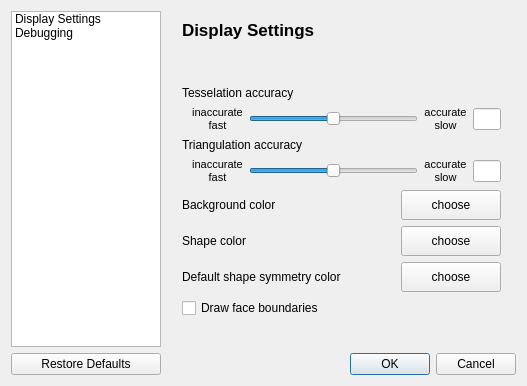
The window that TIGLViewer/src/TIGLViewerSettingsDialog.ui (DLR-SC/tigl) describes before a commit, drawn with Qt 5.
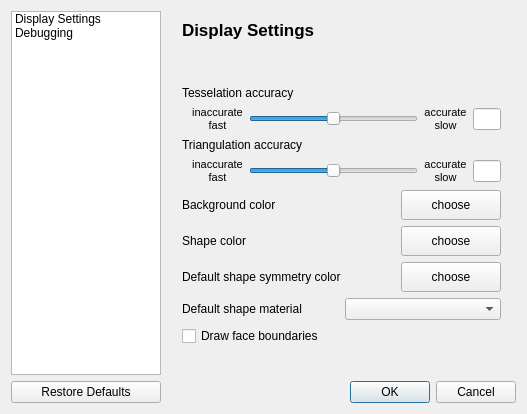
The same window after the commit. Icons and pictures are not drawn.

Commit message: added default material option in settings and settingsDialog

Patch:
```diff
--- a/TIGLViewer/src/TIGLViewerSettingsDialog.ui
+++ b/TIGLViewer/src/TIGLViewerSettingsDialog.ui
@@ -385,6 +385,21 @@
          </item>
         </layout>
        </item>
+       <item>
+        <layout class="QHBoxLayout" name="horizontalLayout_material">
+         <item>
+          <widget class="QLabel" name="label_shapeMaterial">
+           <property name="text">
+            <string>Default shape material</string>
+           </property>
+          </widget>
+         </item>
+         <item>
+          <widget class="QComboBox" name="comboBoxShapeMaterial">
+          </widget>
+         </item>
+        </layout>
+       </item>
        <item>
         <widget class="QCheckBox" name="cbDrawFaceBoundaries">
          <property name="text">
```
The commit also changes 11 other files.
